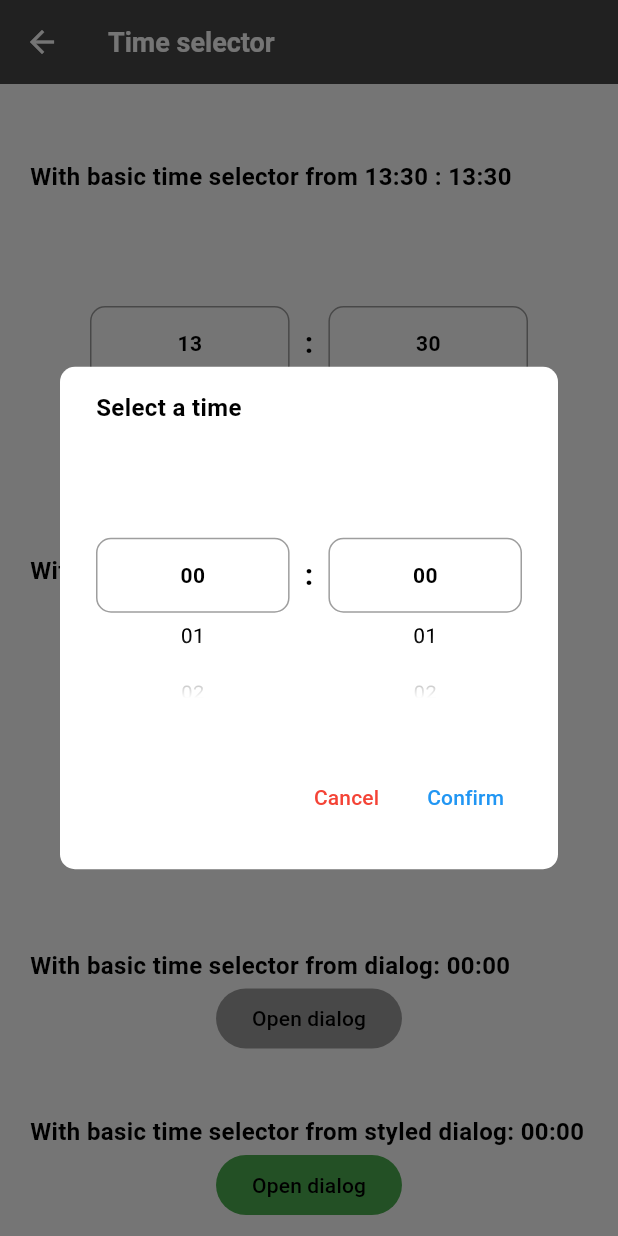
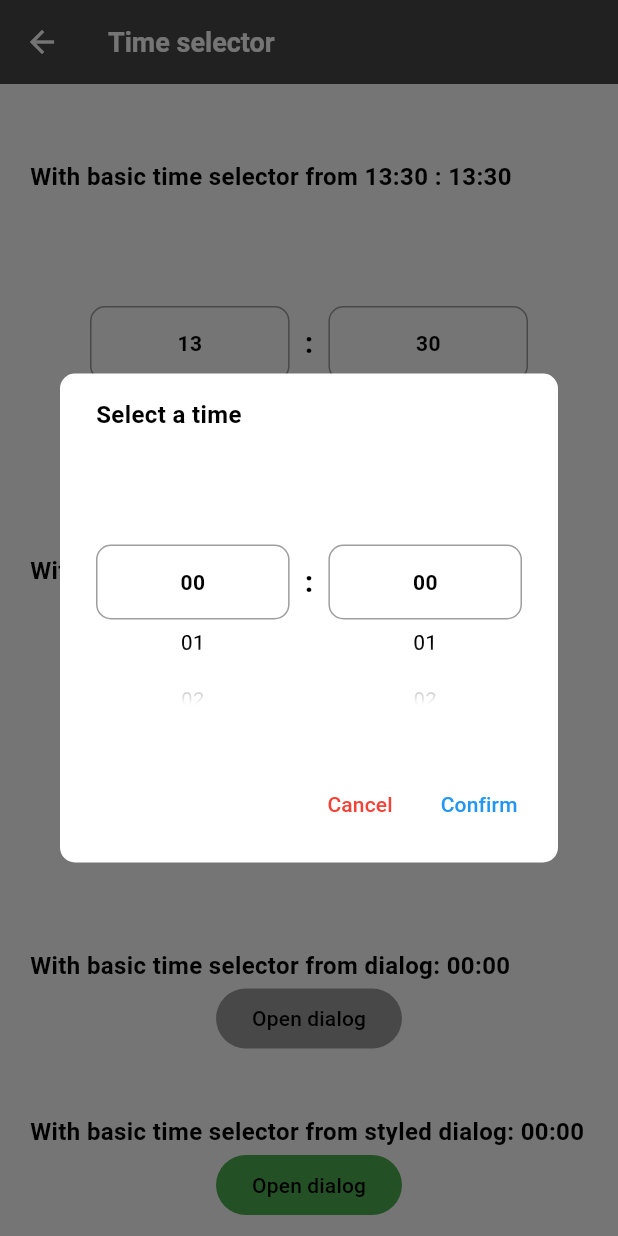
Before and after one commit to eljorgit/basic_selector, a Flutter app: the TimeExampleScreen screen opened by its route, scrolled down 576 dp, after a tap on "Open dialog", on a phone screen of 412 x 824 dp. Run offline on Flutter 3.47's test engine with Material 3 defaults, Android fonts, the phone set to English and light mode, and no system bars.

Commit message:
Added new parameters for BasicTimeSelectorDialogConfig

````diff
--- a/example/lib/src/screens/time_example_screen.dart
+++ b/example/lib/src/screens/time_example_screen.dart
@@ -214,7 +214,89 @@ class _TimeExampleScreenState extends State<TimeExampleScreen> {
                         ),
                       ),
                       dialogConfig: const BasicTimeSelectorDialogConfig(
-                        backgroundColor: Colors.green,
+                          backgroundColor: Colors.green,
+                          description:
+                              'This is a description, you can specify here maybe for what will this time used.\n\n'
+                              'PD.: I know this style is ugly, but it is just an example XD'),
+                    ).then((value) {
+                      if (value != null) {
+                        setState(() {
+                          _selectedTimeDialog = value;
+                        });
+
+                        ScaffoldMessenger.of(context)
+                          ..hideCurrentSnackBar()
+                          ..showSnackBar(SnackBar(
+                            content: Text(
+                              'Date selected: ${_selectedTimeDialog.formatted()}',
+                            ),
+                            behavior: SnackBarBehavior.floating,
+                          ));
+                      }
+                    }),
+                    child: const Text('Open dialog'),
+                  ),
+                ),
+                const SizedBox(height: 40),
+                Text(
+                  'With basic time selector from dialog with a custom builder: ${_selectedTimeDialog.formatted()}',
+                  style: const TextStyle(
+                    fontSize: 16,
+                    fontWeight: FontWeight.bold,
+                  ),
+                ),
+                Center(
+                  child: FilledButton(
+                    onPressed: () => BasicTimeSelector.showModalDialog(
+                      context,
+                      time: _selectedTimeDialog,
+                      dialogConfig: BasicTimeSelectorDialogConfig(
+                        cancelButtonText: '',
+                        confirmButtonText: '',
+                        builder: (basicTimeSelector, selectedTime) {
+                          return Column(
+                            children: [
+                              const Text('Press this button to select now time'),
+                              FilledButton.icon(
+                                onPressed: () => Navigator.of(context).pop(TimeOfDay.now()),
+                                label: const Text('Now'),
+                                icon: const Icon(Icons.schedule),
+                              ),
+                              const SizedBox(height: 10),
+                              basicTimeSelector,
+                              const SizedBox(height: 10),
+                              const Text(
+                                  'And now the confirm and cancel button will be hidden, because the text on each one is empty, and some custom confirm and cancel buttons used instead.'),
+                              const SizedBox(height: 10),
+                              Row(
+                                children: [
+                                  Expanded(
+                                    child: FilledButton.icon(
+                                      style: FilledButton.styleFrom(
+                                        backgroundColor: Colors.red,
+                                        foregroundColor: Colors.white,
+                                      ),
+                                      onPressed: () => Navigator.of(context).pop(null),
+                                      label: const Text('Cancel'),
+                                      icon: const Icon(Icons.close),
+                                    ),
+                                  ),
+                                  const SizedBox(width: 10),
+                                  Expanded(
+                                    child: FilledButton.icon(
+                                      style: FilledButton.styleFrom(
+                                        backgroundColor: Colors.blue,
+                                      ),
+                                      onPressed: () => Navigator.of(context).pop(selectedTime),
+                                      label: const Text('Save'),
+                                      icon: const Icon(Icons.save),
+                                    ),
+                                  ),
+                                ],
+                              ),
+                            ],
+                          );
+                        },
                       ),
                     ).then((value) {
                       if (value != null) {
--- a/lib/src/models/basic_time_selector_dialog_config.dart
+++ b/lib/src/models/basic_time_selector_dialog_config.dart
@@ -1,17 +1,80 @@
+import 'package:basic_selector/src/widgets/widgets.dart';
 import 'package:flutter/material.dart';
 
 class BasicTimeSelectorDialogConfig {
+  /// A title for the dialog
   final String title;
+
+  /// The [TextStyle] for the title of the dialog
   final TextStyle titleStyle;
+
+  ///  A description for the dialog, that goes right below the [title]
   final String? description;
+
+  /// The [TextStyle] for the description of the dialog
+  ///
+  /// Defaults to:
+  /// ```dart
+  /// TextStyle(
+  ///   fontSize: 12,
+  ///   color: Colors.grey[600],
+  /// )
+  /// ```
   final TextStyle? descriptionStyle;
+
+  /// The background color for the dialog
   final Color? backgroundColor;
+
+  /// The elevation for the dialog
   final double? elevation;
+
+  /// The shape for the dialog
+  ///
+  /// Defaults to:
+  /// ```dart
+  /// RoundedRectangleBorder(
+  ///   borderRadius: BorderRadius.circular(10),
+  /// )
+  /// ```
   final ShapeBorder? shape;
+
+  /// A builder for the confirm button, if not provided a
+  /// default [TextButton] will be used
+  ///
+  /// This function returns the [TimeOfDay] selected on the [BasicTimeSelector]
   final Widget Function(TimeOfDay value)? confirmButtonBuilder;
+
+  /// The text used for the confirm button
+  /// (ignored if [confirmButtonBuilder] is used)
+  ///
+  /// If this value is empty (eg.: `''`) the button will be hidden.
   final String confirmButtonText;
+
+  /// A builder for the cancel button, if not provided a
+  /// default [TextButton] will be used
   final Widget Function()? cancelButtonBuilder;
+
+  /// The text used for the cancel button
+  /// (ignored if [cancelButtonBuilder] is used)
+  ///
+  /// If this value is empty (eg.: `''`) the button will be hidden.
   final String cancelButtonText;
+
+  /// The padding for for the actions (the confirm and cancel buttons,
+  /// or the builders) and for the content
+  ///
+  /// Defaults to only on actions padding:
+  /// ```dart
+  /// const EdgeInsets.only(left: 15, right: 15, bottom: 15)
+  /// ```
+  final EdgeInsets? padding;
+
+  /// This is a [Builder] for the content of the dialog, the parameter `value`
+  /// is the [BasicTimeSelector] you should use in the builder.
+  final Widget Function(BasicTimeSelector basicTimeSelector, TimeOfDay? selectedTime)? builder;
+
+  /// Extra content that will go right below the [BasicTimeSelector] on the dialog
+  final List<Widget> extraContent;
 
   const BasicTimeSelectorDialogConfig({
     this.title = 'Select a time',
@@ -28,5 +91,8 @@ class BasicTimeSelectorDialogConfig {
     this.confirmButtonText = 'Confirm',
     this.cancelButtonBuilder,
     this.cancelButtonText = 'Cancel',
+    this.padding,
+    this.builder,
+    this.extraContent = const [],
   });
 }
--- a/lib/src/widgets/basic_time_selector.dart
+++ b/lib/src/widgets/basic_time_selector.dart
@@ -2,14 +2,36 @@ import 'package:animations/animations.dart';
 import 'package:basic_selector/basic_selector.dart';
 import 'package:flutter/material.dart';
 
+/// This [BasicTimeSelector] uses two [BasicSelector] with
+/// a [TimeOfDay] type.
+///
+/// Returns a [TimeOfDay] from the hour and minutes
+/// selected from each selector.
 class BasicTimeSelector extends StatefulWidget {
+  /// The selected [time] value
   final TimeOfDay time;
+
+  /// In case is needed a different time from `TimeOfDay.now()`
+  ///
+  /// Defaults to `TimeOfDay.now()`
   final TimeOfDay? currentTime;
+
+  /// A void callback function that runs when the selector changes
   final ValueChanged<TimeOfDay> onChanged;
+
+  /// A way to format the text shown on the selector
   final String Function(TimeOfDay item)? textFormatter;
+
+  /// The height of the selector
   final double height;
+
+  /// A way to style the [BasicTimeSelector]
   final BasicTimeSelectorStyle styles;
+
+  /// A way to configure the [BasicTimeSelector]
   final BasicTimeSelectorConfig config;
+
+  /// Enables infinite scroll for the generated times
   final bool loop;
 
   const BasicTimeSelector({
@@ -24,6 +46,7 @@ class BasicTimeSelector extends StatefulWidget {
     this.loop = false,
   });
 
+  /// Shows a modal dialog with a [BasicTimeSelector]
   static Future<TimeOfDay?> showModalDialog(
     BuildContext context, {
     required TimeOfDay time,
@@ -32,8 +55,7 @@ class BasicTimeSelector extends StatefulWidget {
     double height = 200,
     BasicTimeSelectorStyle styles = const BasicTimeSelectorStyle(),
     BasicTimeSelectorConfig config = const BasicTimeSelectorConfig(),
-    BasicTimeSelectorDialogConfig dialogConfig =
-        const BasicTimeSelectorDialogConfig(),
+    BasicTimeSelectorDialogConfig dialogConfig = const BasicTimeSelectorDialogConfig(),
     bool loop = false,
   }) async {
     return await showModal<TimeOfDay>(
@@ -41,6 +63,21 @@ class BasicTimeSelector extends StatefulWidget {
       builder: (context) {
         return StatefulBuilder(
           builder: (context, setState) {
+            final basicTimeSelector = BasicTimeSelector(
+              time: time,
+              currentTime: currentTime,
+              onChanged: (value) {
+                setState(() {
+                  time = value;
+                });
+              },
+              textFormatter: textFormatter,
+              height: height,
+              styles: styles,
+              config: config,
+              loop: loop,
+            );
+
             return AlertDialog(
               elevation: dialogConfig.elevation,
               backgroundColor: dialogConfig.backgroundColor,
@@ -52,37 +89,34 @@ class BasicTimeSelector extends StatefulWidget {
                 mainAxisSize: MainAxisSize.min,
                 crossAxisAlignment: CrossAxisAlignment.start,
                 children: [
-                  Text(
-                    dialogConfig.title,
-                    style: dialogConfig.titleStyle,
-                  ),
-                  if (dialogConfig.description != null &&
-                      dialogConfig.description!.isNotEmpty)
+                  if (dialogConfig.title.isNotEmpty)
+                    Text(
+                      dialogConfig.title,
+                      style: dialogConfig.titleStyle,
+                    ),
+                  if (dialogConfig.description != null && dialogConfig.description!.isNotEmpty)
                     Text(
                       dialogConfig.description!,
                       style: dialogConfig.descriptionStyle ??
                           TextStyle(fontSize: 12, color: Colors.grey[600]),
                     ),
-                  BasicTimeSelector(
-                    time: time,
-                    currentTime: currentTime,
-                    onChanged: (value) {
-                      setState(() {
-                        time = value;
-                      });
-                    },
-                    textFormatter: textFormatter,
-                    height: height,
-                    styles: styles,
-                    config: config,
-                    loop: loop,
-                  ),
+                  if (dialogConfig.builder != null)
+                    dialogConfig.builder!(
+                      basicTimeSelector,
+                      time,
+                    )
+                  else
+                    basicTimeSelector,
+                  ...dialogConfig.extraContent
                 ],
               ),
+              contentPadding: dialogConfig.padding,
+              actionsPadding:
+                  dialogConfig.padding ?? const EdgeInsets.only(left: 15, right: 15, bottom: 15),
               actions: [
                 if (dialogConfig.cancelButtonBuilder != null)
                   dialogConfig.cancelButtonBuilder!()
-                else
+                else if (dialogConfig.cancelButtonText.isNotEmpty)
                   TextButton(
                     onPressed: () => Navigator.of(context).pop(),
                     style: TextButton.styleFrom(
@@ -95,7 +129,7 @@ class BasicTimeSelector extends StatefulWidget {
                   ),
                 if (dialogConfig.confirmButtonBuilder != null)
                   dialogConfig.confirmButtonBuilder!(time)
-                else
+                else if (dialogConfig.confirmButtonText.isNotEmpty)
                   TextButton(
                     onPressed: () => Navigator.of(context).pop(time),
                     style: TextButton.styleFrom(
@@ -134,14 +168,12 @@ class _BasicTimeSelectorState extends State<BasicTimeSelector> {
 
   void initTimeLists() {
     _hours = BasicSelectorHelpers.generateNumbers(end: 24);
-    _minutes =
-        BasicSelectorHelpers.generateNumbers(end: 60, step: _config.minuteStep);
+    _minutes = BasicSelectorHelpers.generateNumbers(end: 60, step: _config.minuteStep);
   }
 
   void _updateTimeLists() {
     if (_config.showOnlyFromCurrentType) {
-      _hours = BasicSelectorHelpers.generateNumbers(
-          start: _currentTime.hour, end: 24);
+      _hours = BasicSelectorHelpers.generateNumbers(start: _currentTime.hour, end: 24);
 
       if (widget.time.hour == _currentTime.hour) {
         _minutes = BasicSelectorHelpers.generateNumbers(
@@ -151,14 +183,12 @@ class _BasicTimeSelectorState extends State<BasicTimeSelector> {
         ).reversed.toList();
         _reverseMinutes = true;
       } else {
-        _minutes = BasicSelectorHelpers.generateNumbers(
-            end: 60, step: _config.minuteStep);
+        _minutes = BasicSelectorHelpers.generateNumbers(end: 60, step: _config.minuteStep);
         _reverseMinutes = false;
       }
     }
     if (_config.showOnlyToCurrentType) {
-      _hours = BasicSelectorHelpers.generateNumbers(
-          start: 00, end: _currentTime.hour);
+      _hours = BasicSelectorHelpers.generateNumbers(start: 00, end: _currentTime.hour);
 
       if (widget.time.hour == _currentTime.hour) {
         _minutes = BasicSelectorHelpers.generateNumbers(
@@ -167,8 +197,7 @@ class _BasicTimeSelectorState extends State<BasicTimeSelector> {
           step: _config.minuteStep,
         );
       } else {
-        _minutes = BasicSelectorHelpers.generateNumbers(
-            end: 60, step: _config.minuteStep);
+        _minutes = BasicSelectorHelpers.generateNumbers(end: 60, step: _config.minuteStep);
       }
     }
   }
@@ -176,8 +205,7 @@ class _BasicTimeSelectorState extends State<BasicTimeSelector> {
   BasicTimeSelectorStyle get _styles => widget.styles;
   BasicTimeSelectorConfig get _config => widget.config;
 
-  bool get _needsUpdate =>
-      _config.showOnlyFromCurrentType || _config.showOnlyToCurrentType;
+  bool get _needsUpdate => _config.showOnlyFromCurrentType || _config.showOnlyToCurrentType;
 
   @override
   Widget build(BuildContext context) {
--- a/pubspec.yaml
+++ b/pubspec.yaml
@@ -1,6 +1,6 @@
 name: basic_selector
 description: Basic Selector is a Flutter package that creates a widget to select a value from a wheeled like picker.
-version: 0.0.2
+version: 0.1.0
 homepage:
 repository: https://github.com/eljorgit/basic_selector
 
````
Also changed, not shown: lib/src/models/basic_selector_style.dart (+29 -0 lines), lib/src/models/basic_time_selector_config.dart (+10 -0 lines), lib/src/models/basic_time_selector_style.dart (+10 -0 lines), lib/src/widgets/basic_selector.dart (+16 -0 lines), 2 other files.
